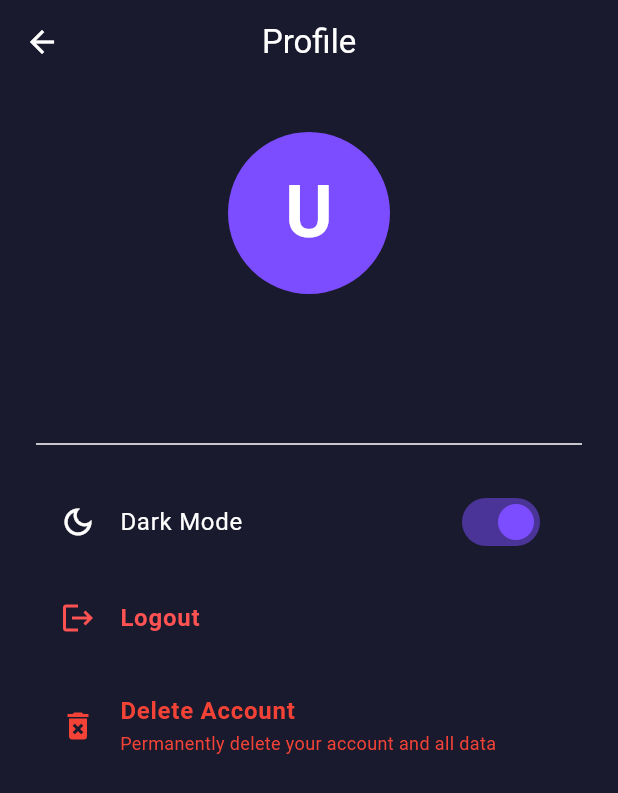
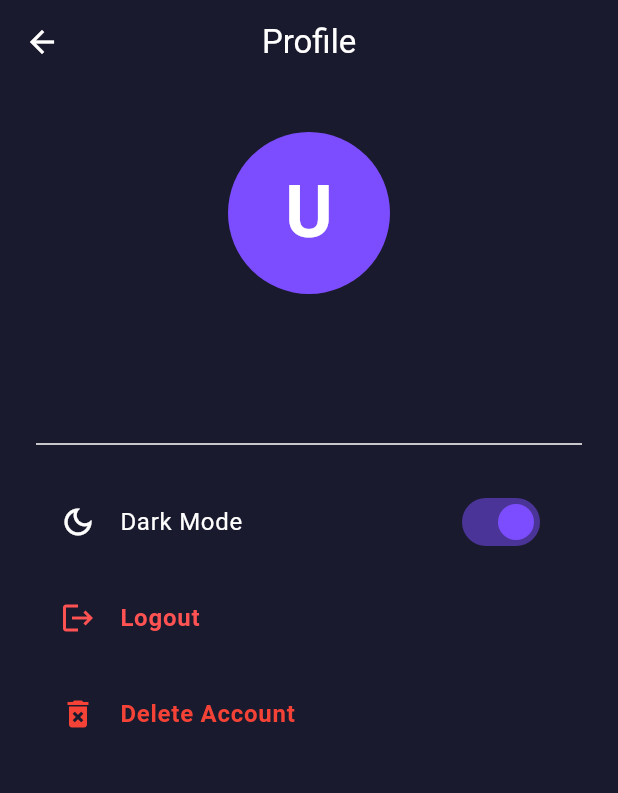
Before and after one commit to bishal-2630/MessagingApp, a Flutter app: the ProfileScreen screen opened by its route, on a phone screen of 412 x 824 dp. Shown: the top 793 px of the screen. Run offline on Flutter 3.47's test engine with Material 3 defaults, Android fonts, the phone set to English and light mode, and no system bars; our stand-ins replace dio, firebase_core, firebase_messaging, flutter_local_notifications, flutter_riverpod, flutter_secure_storage and 1 more; accounts and stored records are empty; network calls fail.

Commit message:
Removed subtitle from delete account box

```diff
--- a/frontend/lib/screens/profile.dart
+++ b/frontend/lib/screens/profile.dart
@@ -194,10 +194,6 @@ class _ProfileScreenState extends ConsumerState<ProfileScreen> {
                 'Delete Account',
                 style: TextStyle(color: Colors.red, fontWeight: FontWeight.bold),
               ),
-              subtitle: const Text(
-                'Permanently delete your account and all data',
-                style: TextStyle(fontSize: 12, color: Colors.red),
-              ),
               onTap: () async {
                 final confirm = await showDialog<bool>(
                   context: context,
```
